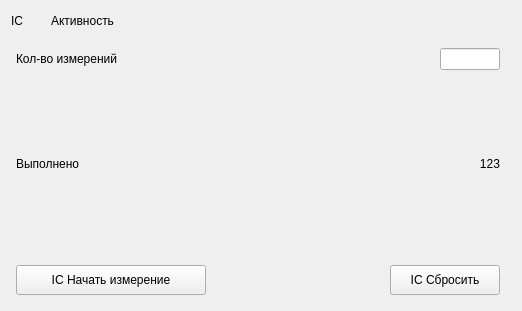
This is RT7Chamber/src/widgets/widgetactivity.ui in niitfa/RWELL_GUI as Qt 5 draws it before an edit. The edited form follows.
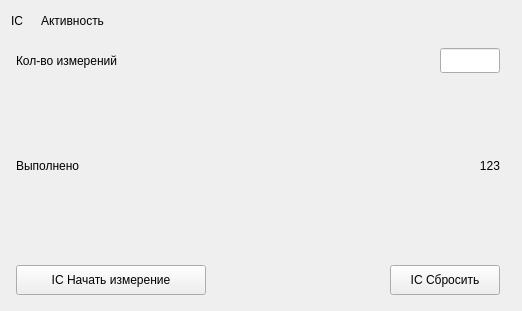
This is the edited form.

```diff
--- a/RT7Chamber/src/widgets/widgetactivity.ui
+++ b/RT7Chamber/src/widgets/widgetactivity.ui
@@ -39,22 +39,6 @@
            </property>
           </widget>
          </item>
-         <item>
-          <spacer name="horizontalSpacer">
-           <property name="orientation">
-            <enum>Qt::Horizontal</enum>
-           </property>
-           <property name="sizeType">
-            <enum>QSizePolicy::Fixed</enum>
-           </property>
-           <property name="sizeHint" stdset="0">
-            <size>
-             <width>10</width>
-             <height>20</height>
-            </size>
-           </property>
-          </spacer>
-         </item>
          <item>
           <widget class="QLabel" name="label_head">
            <property name="text">
@@ -167,13 +151,13 @@
                  <property name="minimumSize">
                   <size>
                    <width>60</width>
-                   <height>0</height>
+                   <height>25</height>
                   </size>
                  </property>
                  <property name="maximumSize">
                   <size>
                    <width>60</width>
-                   <height>16777215</height>
+                   <height>25</height>
                   </size>
                  </property>
                  <property name="alignment">
```
